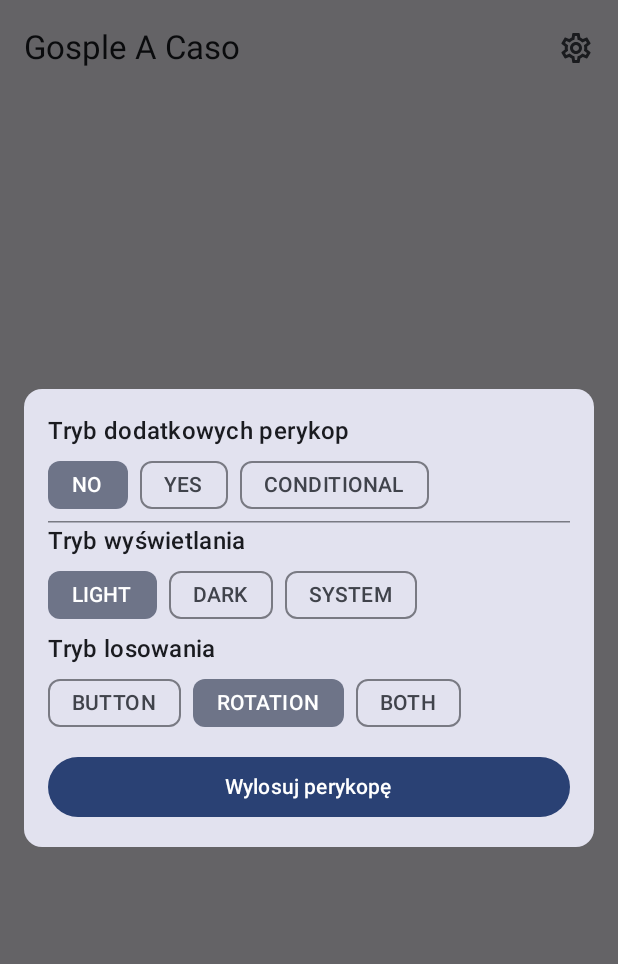
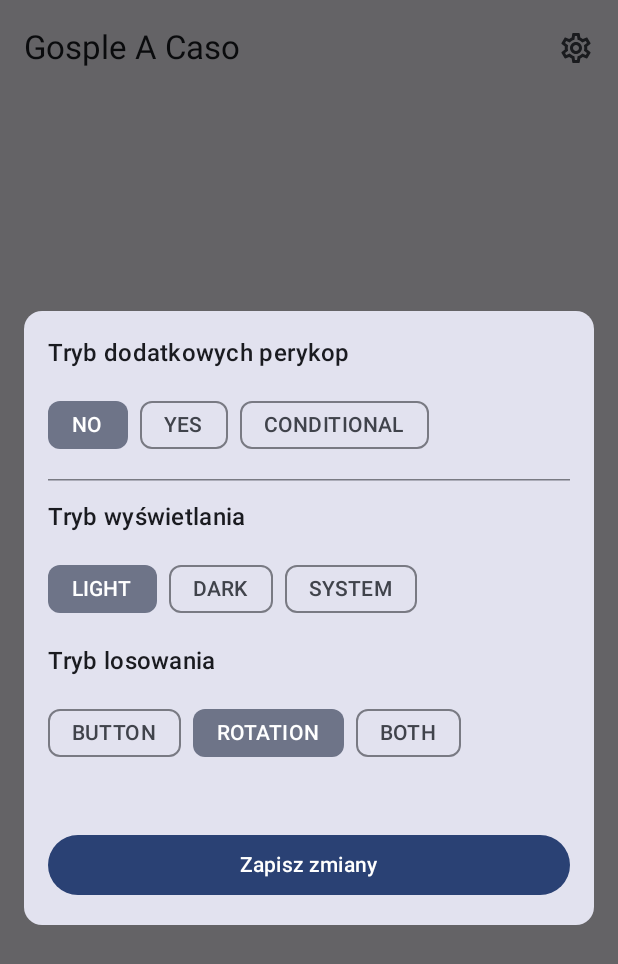
Before and after one commit to rkociniewski/gac, an Android app built with Jetpack Compose: the screen it shows after launch (MainActivity), after a tap on "Ustawienia", on a phone screen of 412 x 824 dp. Shown: the top 964 px of the screen. Run offline under Robolectric (Android 15) with nearby library versions, the phone set to English and light mode, and no system bars.

Commit message:
Add error display

```diff
--- a/app/src/main/AndroidManifest.xml
+++ b/app/src/main/AndroidManifest.xml
@@ -1,6 +1,5 @@
 <?xml version="1.0" encoding="utf-8"?>
-<manifest xmlns:android="http://schemas.android.com/apk/res/android"
-    xmlns:tools="http://schemas.android.com/tools">
+<manifest xmlns:android="http://schemas.android.com/apk/res/android">
 
     <application
         android:allowBackup="true"
@@ -10,8 +9,7 @@
         android:label="@string/app_name"
         android:roundIcon="@mipmap/ic_launcher_round"
         android:supportsRtl="true"
-        android:theme="@style/Theme.GospelACaso"
-        >
+        android:theme="@style/Theme.GospelACaso">
         <activity
             android:name=".MainActivity"
             android:exported="true"
--- a/app/src/main/java/rk/gac/MainActivity.kt
+++ b/app/src/main/java/rk/gac/MainActivity.kt
@@ -11,7 +11,7 @@ import androidx.lifecycle.viewmodel.compose.viewModel
 import rk.gac.enums.DisplayMode
 import rk.gac.ui.PericopeScreen
 import rk.gac.ui.theme.GospelACasoTheme
-import rk.gac.viewModel.PericopeViewModel
+import rk.gac.viewmodel.PericopeViewModel
 
 class MainActivity : ComponentActivity() {
     override fun onCreate(savedInstanceState: Bundle?) {
--- a/app/src/main/java/rk/gac/ui/PericopeScreen.kt
+++ b/app/src/main/java/rk/gac/ui/PericopeScreen.kt
@@ -1,45 +1,25 @@
 // PericopeScreen.kt
 package rk.gac.ui
 
-import androidx.compose.foundation.layout.Arrangement
-import androidx.compose.foundation.layout.Column
-import androidx.compose.foundation.layout.Spacer
-import androidx.compose.foundation.layout.fillMaxSize
-import androidx.compose.foundation.layout.fillMaxWidth
-import androidx.compose.foundation.layout.height
-import androidx.compose.foundation.layout.padding
+import androidx.compose.foundation.layout.*
 import androidx.compose.foundation.rememberScrollState
 import androidx.compose.foundation.verticalScroll
 import androidx.compose.material.icons.Icons
 import androidx.compose.material.icons.outlined.Settings
 import androidx.compose.material.icons.outlined.Shuffle
-import androidx.compose.material3.ExperimentalMaterial3Api
-import androidx.compose.material3.Icon
-import androidx.compose.material3.IconButton
-import androidx.compose.material3.MaterialTheme
-import androidx.compose.material3.Scaffold
-import androidx.compose.material3.SnackbarHost
-import androidx.compose.material3.SnackbarHostState
-import androidx.compose.material3.Surface
-import androidx.compose.material3.Text
-import androidx.compose.material3.TopAppBar
-import androidx.compose.runtime.Composable
-import androidx.compose.runtime.LaunchedEffect
-import androidx.compose.runtime.collectAsState
-import androidx.compose.runtime.getValue
-import androidx.compose.runtime.mutableStateOf
-import androidx.compose.runtime.remember
-import androidx.compose.runtime.setValue
+import androidx.compose.material3.*
+import androidx.compose.runtime.*
+import androidx.compose.ui.Alignment
 import androidx.compose.ui.Modifier
 import androidx.compose.ui.platform.LocalConfiguration
+import androidx.compose.ui.unit.dp
 import androidx.compose.ui.text.font.FontWeight
-import androidx.compose.ui.unit.dp
 import androidx.compose.ui.window.Dialog
+import rk.gac.viewmodel.PericopeViewModel
+import rk.gac.model.Config
 import rk.gac.enums.DrawMode
 import rk.gac.ui.config.ConfigSection
-import rk.gac.viewModel.PericopeViewModel
 
-@OptIn(ExperimentalMaterial3Api::class)
 @Composable
 fun PericopeScreen(viewModel: PericopeViewModel) {
     val config by viewModel.config.collectAsState()
@@ -65,6 +45,7 @@ fun PericopeScreen(viewModel: PericopeViewModel) {
         viewModel.error.collect { msg ->
             snackbarHostState.showSnackbar(msg)
         }
+        viewModel.drawPericope() // draw initial pericope on launch
     }
 
     if (showConfigDialog) {
@@ -79,7 +60,8 @@ fun PericopeScreen(viewModel: PericopeViewModel) {
                 Column(
                     modifier = Modifier
                         .padding(16.dp)
-                        .verticalScroll(rememberScrollState())
+                        .verticalScroll(rememberScrollState()),
+                    verticalArrangement = Arrangement.spacedBy(12.dp)
                 ) {
                     ConfigSection(
                         initialConfig = config,
@@ -87,8 +69,18 @@ fun PericopeScreen(viewModel: PericopeViewModel) {
                             viewModel.updateConfig(it)
                             showConfigDialog = false
                         },
-                        onDraw = { viewModel.drawPericope() }
+                        onDraw = {}, // no draw on save config
+                        showSaveOnly = true // flag to change button label and logic
                     )
+                    if (config.additionalMode != rk.gac.enums.AdditionalMode.NO &&
+                        config.prevCount == 0 && config.nextCount == 0
+                    ) {
+                        Text(
+                            text = "Ustaw co najmniej 1 perykopę przed lub po.",
+                            color = MaterialTheme.colorScheme.error,
+                            style = MaterialTheme.typography.bodyMedium
+                        )
+                    }
                 }
             }
         }
@@ -101,7 +93,20 @@ fun PericopeScreen(viewModel: PericopeViewModel) {
                 title = { Text("Gosple A Caso") },
                 actions = {
                     if (config.drawMode == DrawMode.BUTTON || config.drawMode == DrawMode.BOTH) {
-                        IconButton(onClick = { viewModel.drawPericope() }) {
+                        IconButton(
+                            onClick = {
+                                if (config.additionalMode != rk.gac.enums.AdditionalMode.NO &&
+                                    config.prevCount == 0 && config.nextCount == 0
+                                ) {
+                                    // show snackbar warning
+                                    LaunchedEffect(Unit) {
+                                        snackbarHostState.showSnackbar("Nie można losować: ustaw 1+ perykopę przed lub po.")
+                                    }
+                                } else {
+                                    viewModel.drawPericope()
+                                }
+                            }
+                        ) {
                             Icon(Icons.Outlined.Shuffle, contentDescription = "Losuj")
                         }
                     }
--- a/app/src/main/java/rk/gac/ui/config/ConfigSection.kt
+++ b/app/src/main/java/rk/gac/ui/config/ConfigSection.kt
@@ -3,7 +3,9 @@ package rk.gac.ui.config
 import androidx.compose.foundation.layout.Arrangement
 import androidx.compose.foundation.layout.Column
 import androidx.compose.foundation.layout.Row
+import androidx.compose.foundation.layout.Spacer
 import androidx.compose.foundation.layout.fillMaxWidth
+import androidx.compose.foundation.layout.height
 import androidx.compose.foundation.layout.padding
 import androidx.compose.material3.Button
 import androidx.compose.material3.FilterChip
@@ -29,7 +31,8 @@ import rk.gac.model.Config
 fun ConfigSection(
     initialConfig: Config,
     onConfigChange: (Config) -> Unit,
-    onDraw: () -> Unit
+    onDraw: () -> Unit,
+    showSaveOnly: Boolean = false
 ) {
     var mode by remember { mutableStateOf(initialConfig.additionalMode) }
     var wordThreshold by remember { mutableIntStateOf(initialConfig.wordThreshold) }
@@ -41,11 +44,11 @@ fun ConfigSection(
     var drawMode by remember { mutableStateOf(initialConfig.drawMode) }
 
     // Tryb dodatkowych perykop
-    SectionTitle("Tryb dodatkowych perykop")
+    Text("Tryb dodatkowych perykop", style = MaterialTheme.typography.titleMedium)
     ModeSelector(AdditionalMode.entries.toTypedArray(), mode) { mode = it }
 
     if (mode == AdditionalMode.CONDITIONAL) {
-        SectionTitle("Próg słów")
+        Text("Próg słów", style = MaterialTheme.typography.bodyLarge)
         WordThresholdSelector(wordThreshold) { wordThreshold = it }
     }
 
@@ -58,11 +61,15 @@ fun ConfigSection(
 
     HorizontalDivider()
 
-    SectionTitle("Tryb wyświetlania")
+    // Tryb wyświetlania
+    Text("Tryb wyświetlania", style = MaterialTheme.typography.titleMedium)
     ModeSelector(DisplayMode.entries.toTypedArray(), displayMode) { displayMode = it }
 
-    SectionTitle("Tryb losowania")
+    // Tryb losowania
+    Text("Tryb losowania", style = MaterialTheme.typography.titleMedium)
     ModeSelector(DrawMode.entries.toTypedArray(), drawMode) { drawMode = it }
+
+    Spacer(modifier = Modifier.height(8.dp))
 
     Button(
         onClick = {
@@ -78,16 +85,17 @@ fun ConfigSection(
                     drawMode = drawMode
                 )
             )
-            onDraw()
+            if (!showSaveOnly) onDraw()
         },
         modifier = Modifier
-            .padding(top = 8.dp)
-            .fillMaxWidth(),
+            .fillMaxWidth()
+            .padding(top = 8.dp),
         enabled = !(mode != AdditionalMode.NO && prev == 0 && next == 0)
     ) {
-        Text("Wylosuj perykopę")
+        Text(if (showSaveOnly) "Zapisz zmiany" else "Wylosuj perykopę")
     }
 }
+
 
 @Composable
 fun SectionTitle(text: String) {
--- a/app/src/main/java/rk/gac/ui/theme/Theme.kt
+++ b/app/src/main/java/rk/gac/ui/theme/Theme.kt
@@ -1,6 +1,5 @@
 package rk.gac.ui.theme
 
-import android.os.Build
 import androidx.compose.foundation.isSystemInDarkTheme
 import androidx.compose.material3.MaterialTheme
 import androidx.compose.material3.darkColorScheme
--- a/app/src/main/java/rk/gac/viewModel/PericopeViewModel.kt
+++ b/app/src/main/java/rk/gac/viewmodel/PericopeViewModel.kt
@@ -1,4 +1,4 @@
-package rk.gac.viewModel
+package rk.gac.viewmodel
 
 import android.app.Application
 import androidx.lifecycle.AndroidViewModel
```
